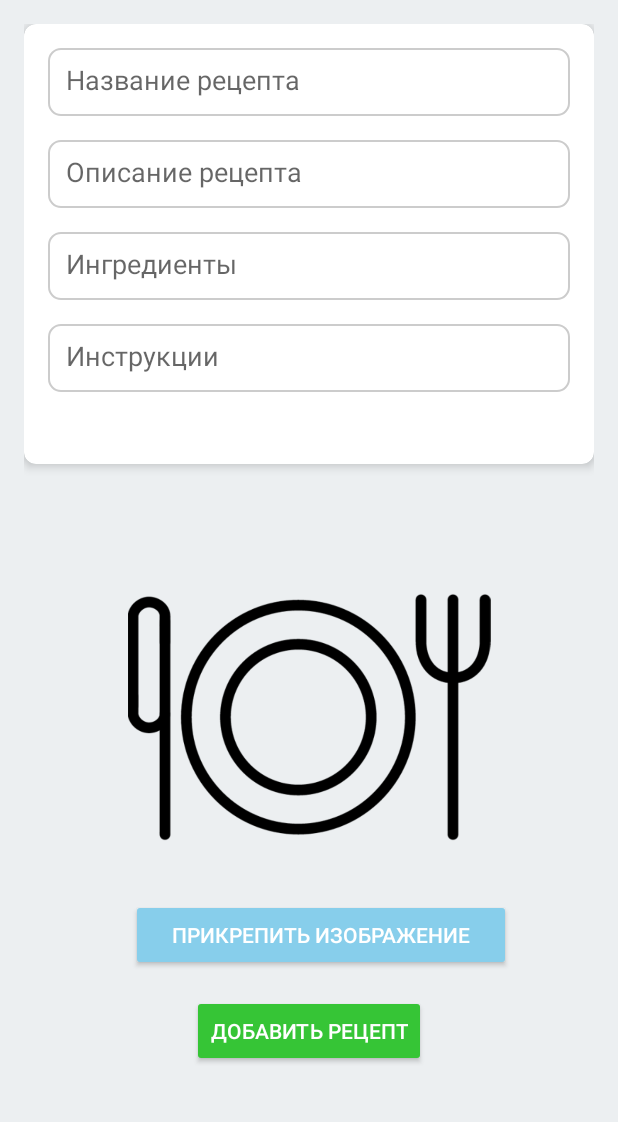
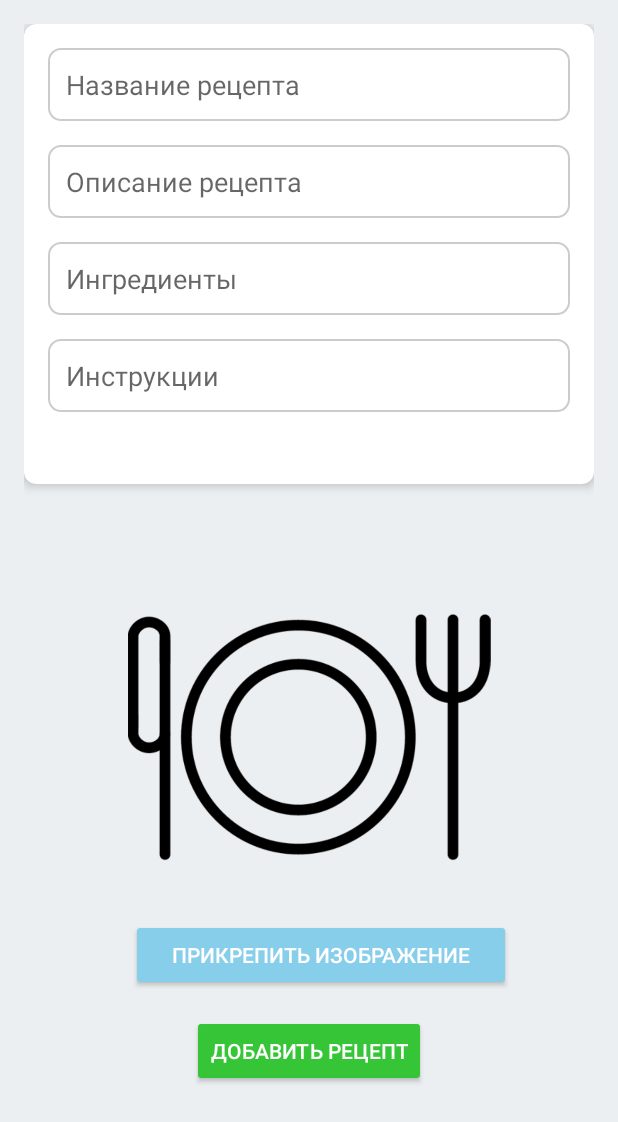
Before and after one commit to Nikita00721/AndroidRecipesApp, an Android app: the AddRecipeActivity screen opened directly, with no data from a screen before it, on a phone screen of 412 x 824 dp. Shown: the top 1122 px of the screen. Run offline under Robolectric (Android 15) with nearby library versions, the phone set to English and light mode, and no system bars.

Commit message:
Исправляю дизайн и UX

```diff
--- a/app/src/main/res/layout/activity_add_recipe.xml
+++ b/app/src/main/res/layout/activity_add_recipe.xml
@@ -1,4 +1,10 @@
 <?xml version="1.0" encoding="utf-8"?>
+<ScrollView
+    xmlns:android="http://schemas.android.com/apk/res/android"
+    xmlns:app="http://schemas.android.com/apk/res-auto"
+    android:layout_width="match_parent"
+    android:background="@color/lightGrey"
+    android:layout_height="match_parent">
 <LinearLayout
     xmlns:android="http://schemas.android.com/apk/res/android"
     xmlns:app="http://schemas.android.com/apk/res-auto"
@@ -17,14 +23,14 @@
 
         <LinearLayout
             android:layout_width="match_parent"
-            android:layout_height="match_parent"
+            android:layout_height="wrap_content"
             android:orientation="vertical"
             android:padding="16dp">
 
             <EditText
                 android:id="@+id/titleEditText"
                 android:layout_width="match_parent"
-                android:layout_height="45dp"
+                android:layout_height="wrap_content"
                 android:layout_marginBottom="16dp"
                 android:background="@drawable/edittext_bg"
                 android:hint="Название рецепта"
@@ -33,7 +39,7 @@
             <EditText
                 android:id="@+id/descriptionEditText"
                 android:layout_width="match_parent"
-                android:layout_height="45dp"
+                android:layout_height="wrap_content"
                 android:layout_marginBottom="16dp"
                 android:background="@drawable/edittext_bg"
                 android:hint="Описание рецепта"
@@ -42,7 +48,7 @@
             <EditText
                 android:id="@+id/ingredientsEditText"
                 android:layout_width="match_parent"
-                android:layout_height="45dp"
+                android:layout_height="wrap_content"
                 android:layout_marginBottom="16dp"
                 android:background="@drawable/edittext_bg"
                 android:hint="Ингредиенты"
@@ -51,7 +57,7 @@
             <EditText
                 android:id="@+id/instructionsEditText"
                 android:layout_width="match_parent"
-                android:layout_height="45dp"
+                android:layout_height="wrap_content"
                 android:layout_marginBottom="32dp"
                 android:background="@drawable/edittext_bg"
                 android:hint="Инструкции"
@@ -100,3 +106,4 @@
         android:layout_marginTop="16dp" />
 
 </LinearLayout>
+</ScrollView>
--- a/app/src/main/res/values/themes.xml
+++ b/app/src/main/res/values/themes.xml
@@ -13,5 +13,7 @@
     <style name="AppTheme.NoActionBar" parent="Theme.AppCompat.Light.NoActionBar">
         <!-- Другие атрибуты стиля -->
     </style>
+<style name="AppTheme.AppBarOverlay" parent="ThemeOverlay.AppCompat.Dark.ActionBar">
 
+</style>
 </resources>
```
Also changed, not shown: app/src/main/res/layout/activity_edit_recipe.xml (+7 -0 lines), app/src/main/res/layout/activity_recipe_detail.xml (+7 -0 lines), app/src/main/res/layout/recipe_card_layout.xml (line endings or trailing spaces).
